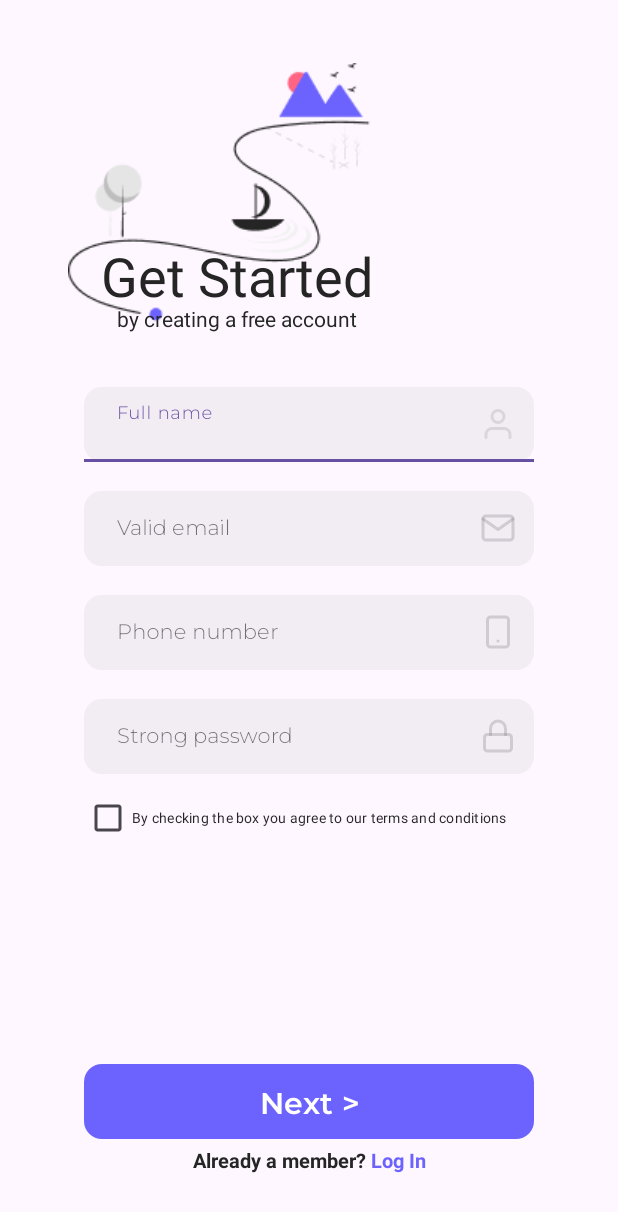
After one commit to rubinnum/mobile-applications-34, an Android app: the RegistrationActivity screen opened directly, with no data from a screen before it, on a phone screen of 412 x 824 dp. The commit adds this screen. Shown: the top 1212 px of the screen. Run offline under Robolectric (Android 15) with nearby library versions, the phone set to English and light mode, and no system bars.

Commit message:
feat: introduce registration activity class

```diff
--- a/app/src/main/AndroidManifest.xml
+++ b/app/src/main/AndroidManifest.xml
@@ -21,6 +21,7 @@
         <category android:name="android.intent.category.LAUNCHER" />
       </intent-filter>
     </activity>
+    <activity android:name=".RegistrationActivity"></activity>
   </application>
 
 </manifest>
--- /dev/null
+++ b/app/src/main/java/com/example/finalproject/RegistrationActivity.kt
@@ -0,0 +1,11 @@
+package com.example.finalproject
+
+import android.os.Bundle
+import androidx.appcompat.app.AppCompatActivity
+
+class RegistrationActivity : AppCompatActivity() {
+    override fun onCreate(savedInstanceState: Bundle?) {
+        super.onCreate(savedInstanceState)
+        setContentView(R.layout.registration_activity)
+    }
+}
--- a/app/src/main/res/layout/registration_activity.xml
+++ b/app/src/main/res/layout/registration_activity.xml
@@ -1,8 +1,10 @@
 <?xml version="1.0" encoding="utf-8"?>
 <androidx.constraintlayout.widget.ConstraintLayout xmlns:android="http://schemas.android.com/apk/res/android"
     xmlns:app="http://schemas.android.com/apk/res-auto"
+    xmlns:tools="http://schemas.android.com/tools"
     android:layout_width="match_parent"
-    android:layout_height="match_parent">
+    android:layout_height="match_parent"
+    tools:context=".RegistrationActivity">
 
   <ImageView
       android:id="@+id/background_image"
```
Lines whose indentation alone changed are shown as unchanged.
